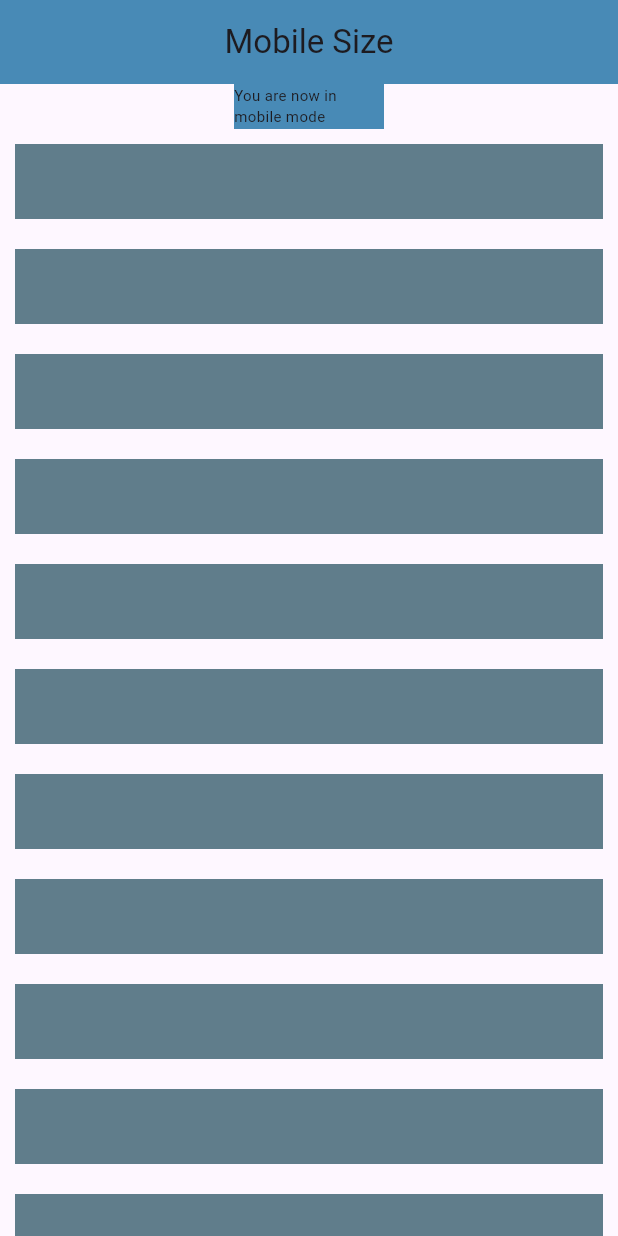
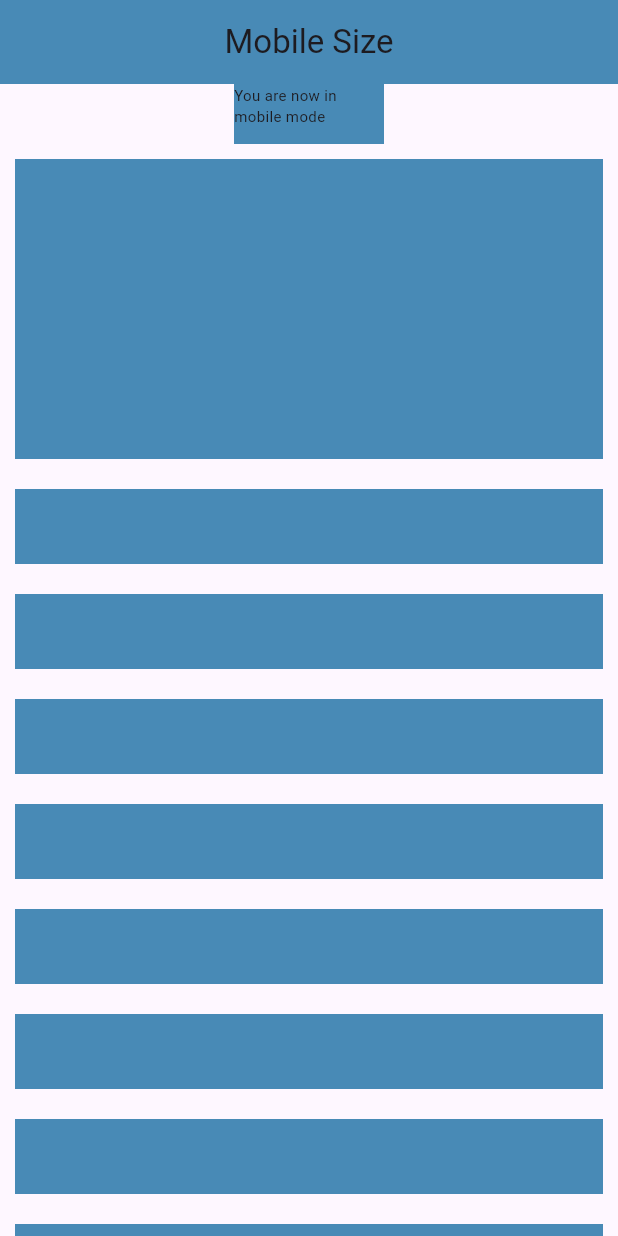
Before and after one commit to arsham-aazami/first_responsive_app, a Flutter app: the screen it shows after launch, on a phone screen of 412 x 824 dp. Run offline on Flutter 3.47's test engine with Material 2 defaults, Android fonts, the phone set to English and light mode, and no system bars.

Commit message:
updating the mobile size widget

```diff
--- a/lib/responsive/mobile_size.dart
+++ b/lib/responsive/mobile_size.dart
@@ -14,10 +14,21 @@ class MobileSize extends StatelessWidget {
       body: Column(children: [
         Center(
           child: Container(
-                child: Text("You are now in mobile mode", style: TextStyle(fontSize: 10),),
+            color: const Color.fromARGB(205, 28, 112, 164),
+            width: 100,
+            height: 40,
+            child: const Text(
+              "You are now in mobile mode",
+              style: TextStyle(fontSize: 10),
+            ),
+          ),
+        ),
+        Padding(
+          padding: EdgeInsets.all(10),
+          child: Container(
             color: Color.fromARGB(205, 28, 112, 164),
-                width: 100,
-                height: 30,
+            width: 542,
+            height: 200,
           ),
         ),
         Expanded(
@@ -27,7 +38,9 @@ class MobileSize extends StatelessWidget {
               return Padding(
                 padding: const EdgeInsets.all(10),
                 child: Container(
-                      color: Colors.blueGrey, width: 10, height: 50,
+                  color: Color.fromARGB(205, 28, 112, 164),
+                  width: 100,
+                  height: 50,
                 ),
               );
             },
```
Lines whose indentation alone changed are shown as unchanged.
